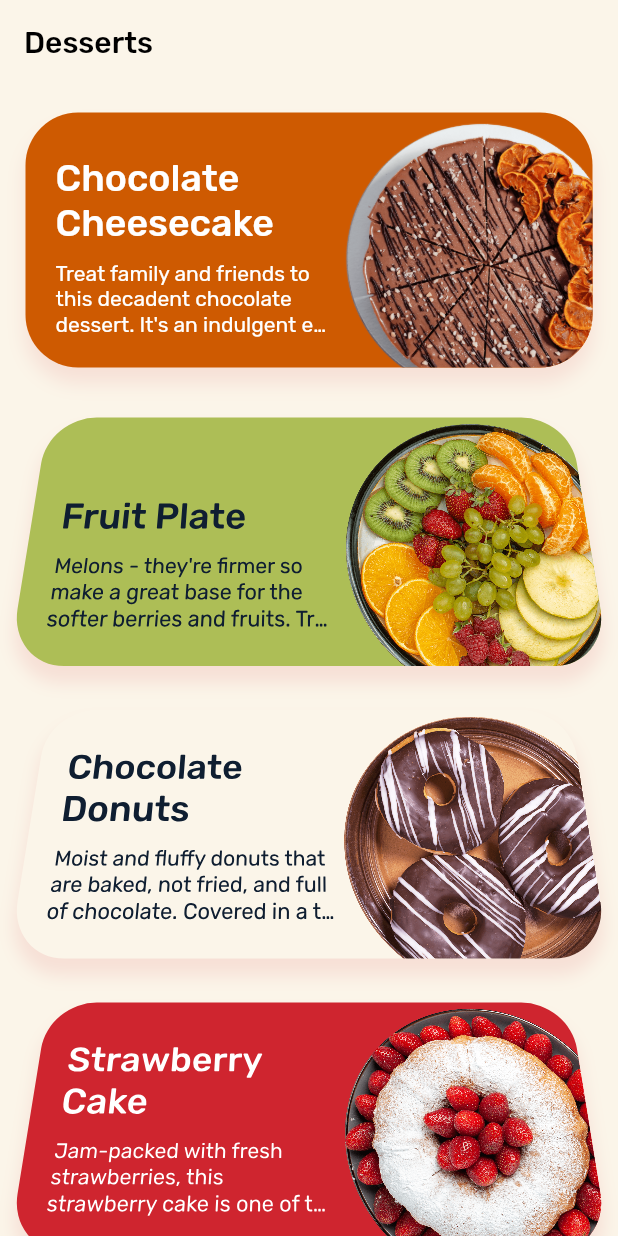
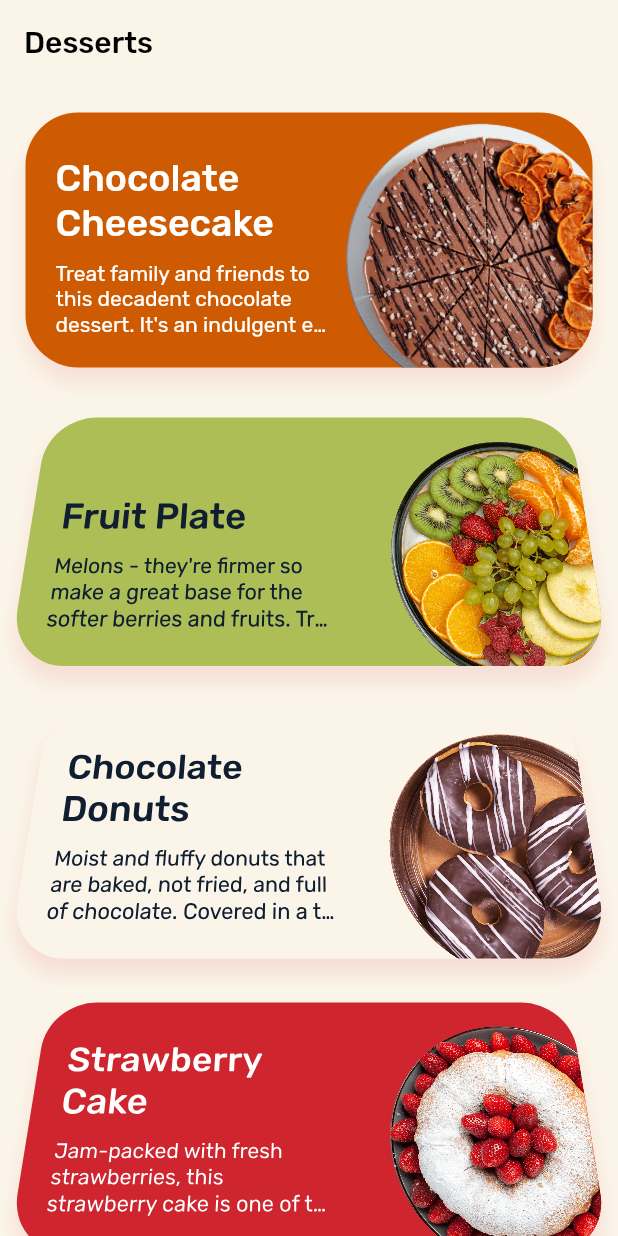
Before and after one commit to Roaa94/recipes_ui_app, a Flutter app: the screen it shows after launch, scrolled down 576 dp, on a phone screen of 412 x 824 dp. Run offline on Flutter 3.47's test engine with Material 2 defaults, Android fonts, the phone set to English and light mode, and no system bars.

Commit message:
feat: adds animation to menu item images

```diff
--- a/lib/menu/views/widgets/menu_list_item_image.dart
+++ b/lib/menu/views/widgets/menu_list_item_image.dart
@@ -1,36 +1,14 @@
 import 'package:flutter/material.dart';
 import 'package:flutter_vikings/menu/models/food_menu_item.dart';
+import 'package:flutter_vikings/menu/views/widgets/menu_list_item_image_wrapper.dart';
 
-class MenuListItemImage extends StatefulWidget {
+class MenuListItemImage extends StatelessWidget {
   const MenuListItemImage(
     this.menuItem, {
     Key? key,
   }) : super(key: key);
 
   final FoodMenuItem menuItem;
-
-  @override
-  State<MenuListItemImage> createState() => _MenuListItemImageState();
-}
-
-class _MenuListItemImageState extends State<MenuListItemImage>
-    with SingleTickerProviderStateMixin {
-  late AnimationController animationController;
-
-  @override
-  void initState() {
-    super.initState();
-    animationController = AnimationController(
-      vsync: this,
-      duration: const Duration(milliseconds: 300),
-    );
-  }
-
-  @override
-  void dispose() {
-    animationController.dispose();
-    super.dispose();
-  }
 
   @override
   Widget build(BuildContext context) {
@@ -41,9 +19,11 @@ class _MenuListItemImageState extends State<MenuListItemImage>
           Positioned(
             bottom: -20,
             right: -20,
-            child: Image.asset(
-              widget.menuItem.image,
-              width: MediaQuery.of(context).size.width * 0.45,
+            child: MenuListItemImageWrapper(
+              child: Image.asset(
+                menuItem.image,
+                width: MediaQuery.of(context).size.width * 0.45,
+              ),
             ),
           ),
         ],
--- /dev/null
+++ b/lib/menu/views/widgets/menu_list_item_image_wrapper.dart
@@ -0,0 +1,80 @@
+import 'dart:math' as math;
+
+import 'package:flutter/material.dart';
+
+class MenuListItemImageWrapper extends StatefulWidget {
+  const MenuListItemImageWrapper({
+    Key? key,
+    required this.child,
+    this.playOnce = false,
+  }) : super(key: key);
+
+  final Widget child;
+  final bool playOnce;
+
+  @override
+  State<MenuListItemImageWrapper> createState() =>
+      _MenuListItemImageWrapperState();
+}
+
+class _MenuListItemImageWrapperState extends State<MenuListItemImageWrapper>
+    with SingleTickerProviderStateMixin, AutomaticKeepAliveClientMixin {
+  late final AnimationController animationController;
+  late final Animation<double> scaleAnimation;
+  late final Animation<double> rotationAnimation;
+
+  @override
+  void initState() {
+    super.initState();
+    animationController = AnimationController(
+      vsync: this,
+      duration: const Duration(milliseconds: 700),
+    )..forward();
+
+    scaleAnimation = Tween<double>(begin: 0.6, end: 1).animate(
+      CurvedAnimation(
+        parent: animationController,
+        curve: const Interval(0.3, 1, curve: Curves.easeOutBack),
+      ),
+    );
+
+    rotationAnimation = Tween<double>(
+      begin: 20 * math.pi / 180,
+      end: 0,
+    ).animate(
+      CurvedAnimation(
+        parent: animationController,
+        curve: const Interval(0.3, 1, curve: Curves.easeOutBack),
+      ),
+    );
+  }
+
+  @override
+  void dispose() {
+    animationController.dispose();
+    super.dispose();
+  }
+
+  @override
+  Widget build(BuildContext context) {
+    super.build(context);
+    return AnimatedBuilder(
+      animation: animationController,
+      child: widget.child,
+      builder: (context, child) {
+        return Transform.scale(
+          scale: scaleAnimation.value,
+          alignment: Alignment.bottomRight,
+          child: Transform.rotate(
+            angle: rotationAnimation.value,
+            alignment: Alignment.bottomRight,
+            child: child,
+          ),
+        );
+      },
+    );
+  }
+
+  @override
+  bool get wantKeepAlive => widget.playOnce;
+}
```
